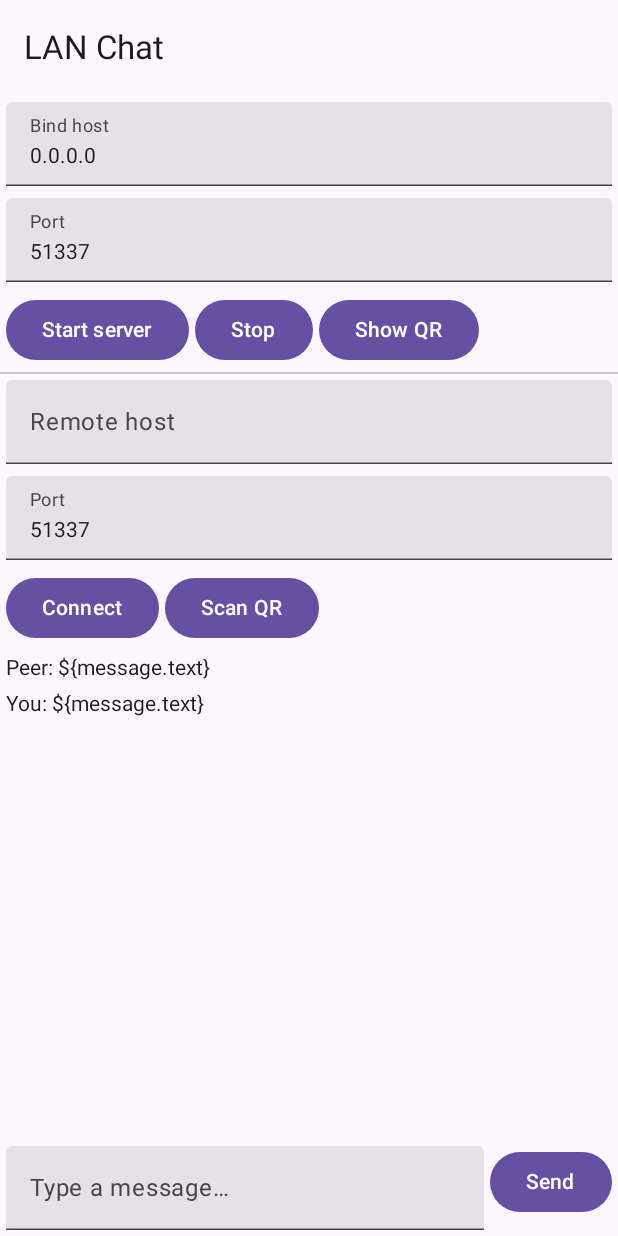
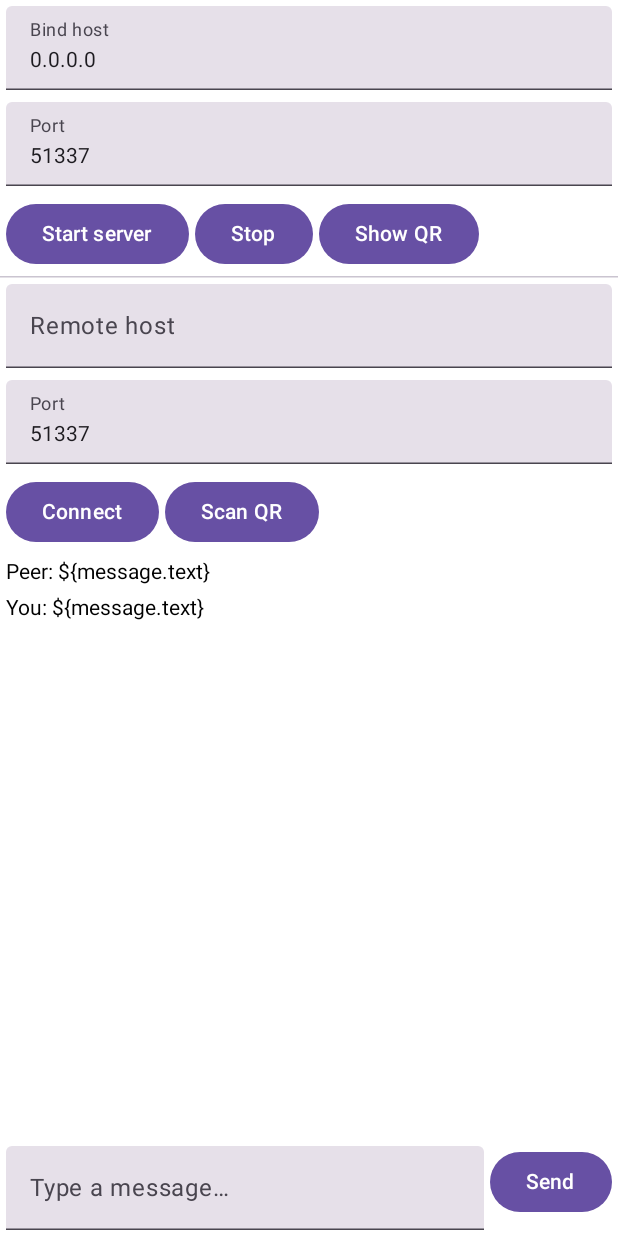
Before and after one commit to softartdev/ktLAN, an Android app built with Jetpack Compose: the @Preview function SocketConnectPreview, on a phone screen of 412 x 824 dp. Run offline under Robolectric (Android 15) with nearby library versions, the phone set to English and light mode, and no system bars; our stand-ins replace Compose Multiplatform resources; libraries missing offline, so code that uses them is left out: org.ncgroup.kscan; 1 statement that could not run was skipped.

Commit message:
refactor: update Ktor SelectorManager and SocketConnectScreen UI
This commit updates the Ktor `SelectorManager` usage and refactors the `SocketConnectScreen` UI.

Key changes:
- **Ktor SelectorManager**:
  - Replaced `ActorSelectorManager` with `SelectorManager` in `SocketTransport.kt` as `ActorSelectorManager` is deprecated.
  - Changed the dispatcher from `Dispatchers.IO` to `Dispatchers.Default` for the `SelectorManager`.
- **SocketConnectScreen UI**:
  - Replaced `Divider` with `HorizontalDivider` for clarity.
- **SocketRepo**:
  - Removed unused `collect` import.
  - Added `@OptIn(ExperimentalTime::class)` annotation due to `Clock.System.now()` usage.

```diff
--- a/composeApp/src/commonMain/kotlin/com/softartdev/ktlan/socket/SocketConnectScreen.kt
+++ b/composeApp/src/commonMain/kotlin/com/softartdev/ktlan/socket/SocketConnectScreen.kt
@@ -2,32 +2,47 @@
 
 package com.softartdev.ktlan.socket
 
-import androidx.compose.foundation.layout.*
+import androidx.compose.foundation.layout.Arrangement
+import androidx.compose.foundation.layout.Column
+import androidx.compose.foundation.layout.Row
+import androidx.compose.foundation.layout.fillMaxSize
+import androidx.compose.foundation.layout.fillMaxWidth
+import androidx.compose.foundation.layout.padding
 import androidx.compose.foundation.lazy.LazyColumn
 import androidx.compose.foundation.lazy.items
 import androidx.compose.foundation.lazy.rememberLazyListState
-import androidx.compose.material3.*
-import androidx.compose.runtime.*
+import androidx.compose.foundation.text.KeyboardOptions
+import androidx.compose.material3.Button
+import androidx.compose.material3.ExperimentalMaterial3Api
+import androidx.compose.material3.HorizontalDivider
+import androidx.compose.material3.Text
+import androidx.compose.material3.TextField
+import androidx.compose.runtime.Composable
+import androidx.compose.runtime.LaunchedEffect
+import androidx.compose.runtime.collectAsState
+import androidx.compose.runtime.getValue
+import androidx.compose.runtime.mutableStateOf
+import androidx.compose.runtime.remember
+import androidx.compose.runtime.setValue
 import androidx.compose.ui.Modifier
-import androidx.compose.ui.text.input.KeyboardOptions
 import androidx.compose.ui.text.input.KeyboardType
 import androidx.compose.ui.unit.dp
+import com.softartdev.ktlan.domain.model.ChatMessage
+import com.softartdev.ktlan.domain.model.ChatMessage.Sender
 import com.softartdev.ktlan.presentation.socket.SocketAction
 import com.softartdev.ktlan.presentation.socket.SocketResult
 import com.softartdev.ktlan.presentation.socket.SocketViewModel
-import com.softartdev.ktlan.domain.model.ChatMessage
-import com.softartdev.ktlan.domain.model.ChatMessage.Sender
+import `in`.procyk.compose.camera.permission.CameraPermission
+import `in`.procyk.compose.camera.permission.CameraPermissionState
+import `in`.procyk.compose.camera.permission.rememberCameraPermissionState
+import ktlan.composeapp.generated.resources.Res
+import ktlan.composeapp.generated.resources.camera_is_not_available
+import ktlan.composeapp.generated.resources.cancelled
 import org.jetbrains.compose.resources.stringResource
 import org.jetbrains.compose.ui.tooling.preview.Preview
 import org.ncgroup.kscan.BarcodeFormat
 import org.ncgroup.kscan.BarcodeResult
 import org.ncgroup.kscan.ScannerView
-import `in`.procyk.compose.camera.permission.CameraPermission
-import `in`.procyk.compose.camera.permission.CameraPermissionState
-import `in`.procyk.compose.camera.permission.rememberCameraPermissionState
-import ktlan.composeapp.generated.resources.Res
-import ktlan.composeapp.generated.resources.cancelled
-import ktlan.composeapp.generated.resources.camera_is_not_available
 
 @Composable
 fun SocketConnectScreen(socketViewModel: SocketViewModel) {
@@ -43,8 +58,10 @@ fun SocketConnectContent(result: SocketResult, onAction: (SocketAction) -> Unit)
     val cancelledMessage = stringResource(Res.string.cancelled)
     val cameraUnavailableMessage = stringResource(Res.string.camera_is_not_available)
     val cameraPermissionState: CameraPermissionState = rememberCameraPermissionState()
-    Scaffold(topBar = { TopAppBar(title = { Text("LAN Chat") }) }) { padding ->
-        Column(modifier = Modifier.fillMaxSize().padding(padding)) {
+    Column(
+        modifier = Modifier.fillMaxSize(),
+        verticalArrangement = Arrangement.Bottom
+    ) {
         TextField(
             value = result.bindHost,
             onValueChange = { onAction(SocketAction.SetBindHost(it)) },
@@ -63,7 +80,7 @@ fun SocketConnectContent(result: SocketResult, onAction: (SocketAction) -> Unit)
             Button(onClick = { onAction(SocketAction.StopAll) }) { Text("Stop") }
             Button(onClick = { onAction(SocketAction.ShowQrForServer) }) { Text("Show QR") }
         }
-            Divider()
+        HorizontalDivider()
         TextField(
             value = result.remoteHost,
             onValueChange = { onAction(SocketAction.SetRemoteHost(it)) },
@@ -105,7 +122,6 @@ fun SocketConnectContent(result: SocketResult, onAction: (SocketAction) -> Unit)
             Button(onClick = { onAction(SocketAction.Send(result.draft)) }) { Text("Send") }
         }
     }
-    }
     if (showScanner) {
         ScannerView(
             codeTypes = listOf(BarcodeFormat.FORMAT_QR_CODE),
```
Also changed, not shown: shared/src/commonMain/kotlin/com/softartdev/ktlan/data/socket/SocketTransport.kt (+6 -5 lines), shared/src/commonMain/kotlin/com/softartdev/ktlan/domain/repo/SocketRepo.kt (+4 -4 lines). Lines whose indentation alone changed are shown as unchanged.
